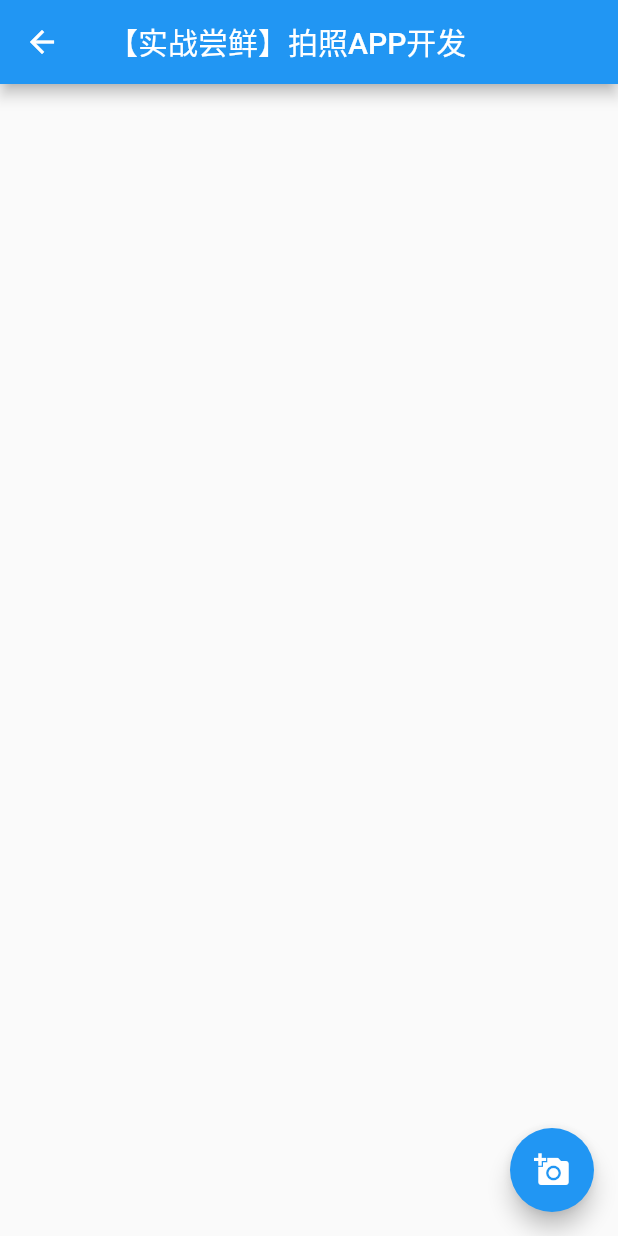
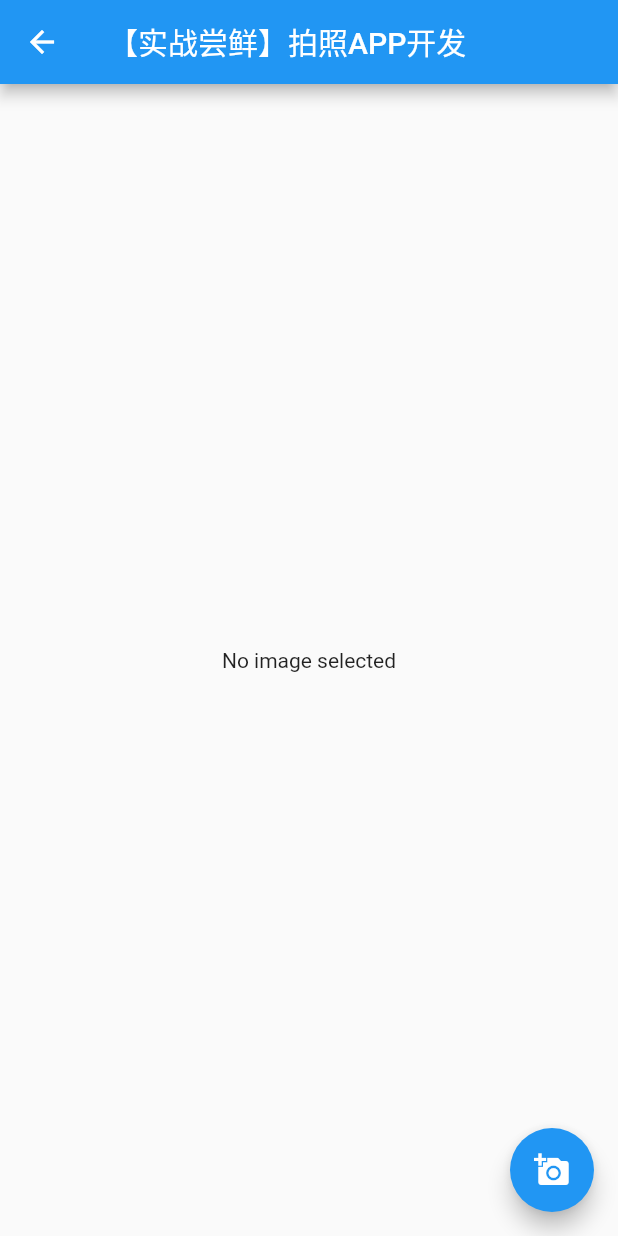
Before and after one commit to filway-flutter/flutter_test1, a Flutter app: the PhotoApp screen opened by its route, on a phone screen of 412 x 824 dp. Run offline on Flutter 3.47's test engine with Material 2 defaults, Android fonts, the phone set to English and light mode, and no system bars; our stand-ins replace image_picker; missing offline and left inert: flutter_color_plugin.

Commit message:
fix: 加入app生命周期

```diff
--- a/lib/main.dart
+++ b/lib/main.dart
@@ -102,6 +102,7 @@ class _RouteNavigatorState extends State<RouteNavigator> {
           _item('如何导入和使用Flutter的资源文件?', ResPage(), 'res_page'),
           _item('如何打开第三方应用?', LaunchPage(), 'launch'),
           _item('页面生命周期', WidgetLifeCycle(), 'lifecycle'),
+          _item('Flutter应用生命周期', AppLifecycle(), 'app_lifecycle'),
           _item('【实战尝鲜】拍照APP开发', PhotoApp(), 'photo'),
         ],
       ),
--- a/lib/photo_app.dart
+++ b/lib/photo_app.dart
@@ -37,11 +37,13 @@ class _PhotoAppState extends State<PhotoApp> {
         ),
       ),
       body: Center(
-        child: Wrap(
-          spacing: 5,
-          runSpacing: 5,
-          children: _getImages(),
-        ),
+        child: _images.length == 0
+            ? Text('No image selected')
+            : Wrap(
+                spacing: 5,
+                runSpacing: 5,
+                children: _getImages(),
+              ),
       ),
       floatingActionButton: FloatingActionButton(
         onPressed: _pickImage,
```
